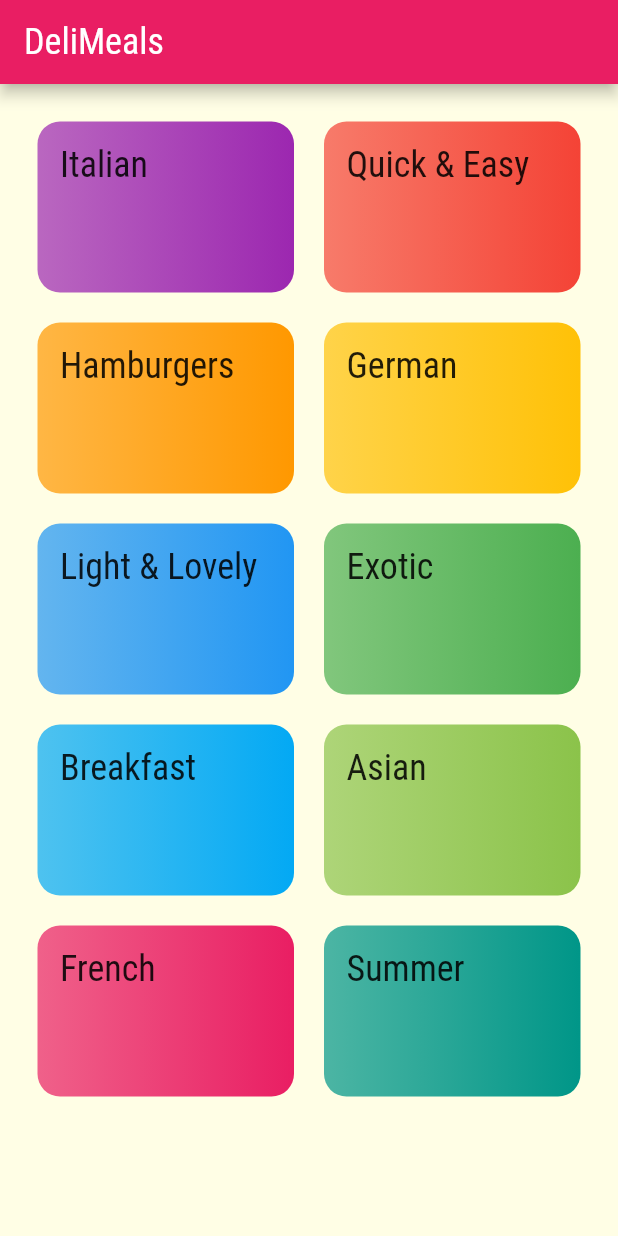
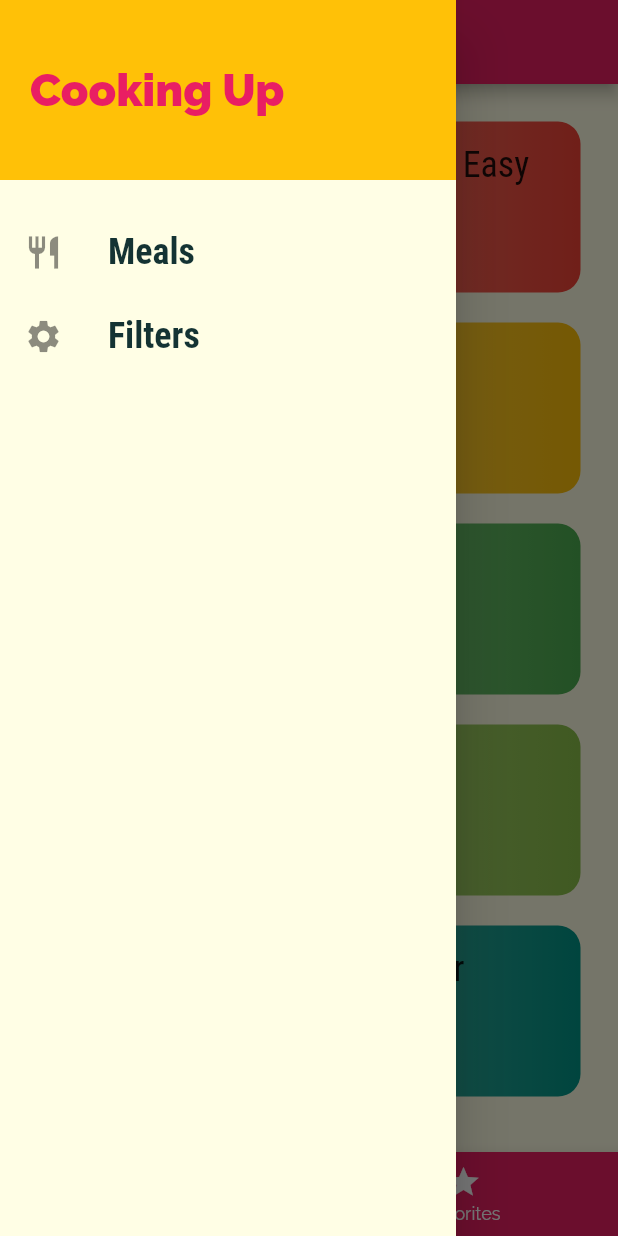
Before and after one commit to 21satvik/Meals_app, a Flutter app: the screen it shows after launch, with the side drawer open (before the commit the screen has no drawer), on a phone screen of 412 x 824 dp. Run offline on Flutter 3.47's test engine with Material 2 defaults, Android fonts, the phone set to English and light mode, and no system bars.

Commit message:
drawers and tabs added

```diff
--- a/lib/main.dart
+++ b/lib/main.dart
@@ -3,6 +3,8 @@ import 'package:flutter/material.dart';
 import './screens/category_meals_screen.dart';
 import './screens/categories_screen.dart';
 import './screens/meal_detail_screen.dart';
+import './screens/tabs_screen.dart';
+import './screens/filters_screen.dart';
 
 void main() => runApp(MyApp());
 
@@ -28,10 +30,12 @@ class MyApp extends StatelessWidget {
               fontFamily: 'RobotoCondensed',
             )),
       ),
-      home: CategoriesScreen(),
+      initialRoute: '/',
       routes: {
+        '/': (ctx) => TabsScreen(),
         CategoryMealsScreen.routeName: (ctx) => CategoryMealsScreen(),
         MealDetailScreen.routeName: (ctx) => MealDetailScreen(),
+        FiltersScreen.routeName: (ctx) => FiltersScreen(),
       },
       onUnknownRoute: (settings) {
         return MaterialPageRoute(builder: (ctx) => CategoriesScreen());
--- a/lib/screens/categories_screen.dart
+++ b/lib/screens/categories_screen.dart
@@ -7,11 +7,6 @@ class CategoriesScreen extends StatelessWidget {
   @override
   Widget build(BuildContext context) {
     return Scaffold(
-      appBar: AppBar(
-        title: const Text(
-          'DeliMeals',
-        ),
-      ),
       body: GridView(
         padding: EdgeInsets.all(25),
         children: DUMMY_CATEGORIES
--- /dev/null
+++ b/lib/screens/favorites_screen.dart
@@ -0,0 +1,10 @@
+import 'package:flutter/material.dart';
+
+class FavoritesScreen extends StatelessWidget {
+  @override
+  Widget build(BuildContext context) {
+    return Center(
+      child: Text('The Favorites'),
+    );
+  }
+}
--- /dev/null
+++ b/lib/screens/filters_screen.dart
@@ -0,0 +1,20 @@
+import 'package:flutter/material.dart';
+
+import '../widgets/main_drawer.dart';
+
+class FiltersScreen extends StatelessWidget {
+  static const routeName = '/filters';
+
+  @override
+  Widget build(BuildContext context) {
+    return Scaffold(
+      appBar: AppBar(
+        title: Text('Your Filters'),
+      ),
+      drawer: MainDrawer(),
+      body: Center(
+        child: Text('Filters!'),
+      ),
+    );
+  }
+}
--- /dev/null
+++ b/lib/screens/tabs_screen.dart
@@ -0,0 +1,61 @@
+import 'package:flutter/material.dart';
+
+import './favorites_screen.dart';
+import './categories_screen.dart';
+import '../widgets/main_drawer.dart';
+
+class TabsScreen extends StatefulWidget {
+  @override
+  _TabsScreenState createState() => _TabsScreenState();
+}
+
+class _TabsScreenState extends State<TabsScreen> {
+  final List<Map<String, Object>> _pages = [
+    {
+      'page': CategoriesScreen(),
+      'title': 'Categories',
+    },
+    {
+      'page': FavoritesScreen(),
+      'title': 'Your Favorite',
+    },
+  ];
+  int _selectedPageIndex = 0;
+
+  void _selectPage(int index) {
+    setState(() {
+      _selectedPageIndex = index;
+    });
+  }
+
+  @override
+  Widget build(BuildContext context) {
+    return Scaffold(
+      appBar: AppBar(
+        title: Text(_pages[_selectedPageIndex]['title']),
+      ),
+      drawer: MainDrawer(),
+      body: _pages[_selectedPageIndex]['page'],
+      bottomNavigationBar: BottomNavigationBar(
+        onTap: _selectPage,
+        backgroundColor: Theme.of(context).primaryColor,
+        unselectedItemColor: Colors.white,
+        selectedItemColor: Theme.of(context).accentColor,
+        currentIndex: _selectedPageIndex,
+        // type: BottomNavigationBarType.fixed,
+        items: [
+          BottomNavigationBarItem(
+            backgroundColor: Theme.of(context).primaryColor,
+            icon: Icon(Icons.category),
+            title: Text('Categories'),
+          ),
+          BottomNavigationBarItem(
+            backgroundColor: Theme.of(context).primaryColor,
+            icon: Icon(Icons.star),
+            title: Text('Favorites'),
+          ),
+        ],
+      ),
+    );
+  }
+}
--- /dev/null
+++ b/lib/widgets/main_drawer.dart
@@ -0,0 +1,55 @@
+import 'package:flutter/material.dart';
+
+class MainDrawer extends StatelessWidget {
+  Widget buildListTile(String title, IconData icon, Function tapHandler) {
+    return ListTile(
+      leading: Icon(
+        icon,
+        size: 26,
+      ),
+      title: Text(
+        title,
+        style: TextStyle(
+          fontFamily: 'RobotoCondensed',
+          fontSize: 24,
+          fontWeight: FontWeight.bold,
+        ),
+      ),
+      onTap: tapHandler,
+    );
+  }
+
+  @override
+  Widget build(BuildContext context) {
+    return Drawer(
+      child: Column(
+        children: <Widget>[
+          Container(
+            height: 120,
+            width: double.infinity,
+            padding: EdgeInsets.all(20),
+            alignment: Alignment.centerLeft,
+            color: Theme.of(context).accentColor,
+            child: Text(
+              'Cooking Up',
+              style: TextStyle(
+                fontWeight: FontWeight.w900,
+                fontSize: 30,
+                color: Theme.of(context).primaryColor,
+              ),
+            ),
+          ),
+          SizedBox(
+            height: 20,
+          ),
+          buildListTile('Meals', Icons.restaurant, () {
+            Navigator.of(context).pushReplacementNamed('/');
+          }),
+          buildListTile('Filters', Icons.settings, () {
+            Navigator.of(context).pushReplacementNamed('/filters');
+          }),
+        ],
+      ),
+    );
+  }
+}
```
